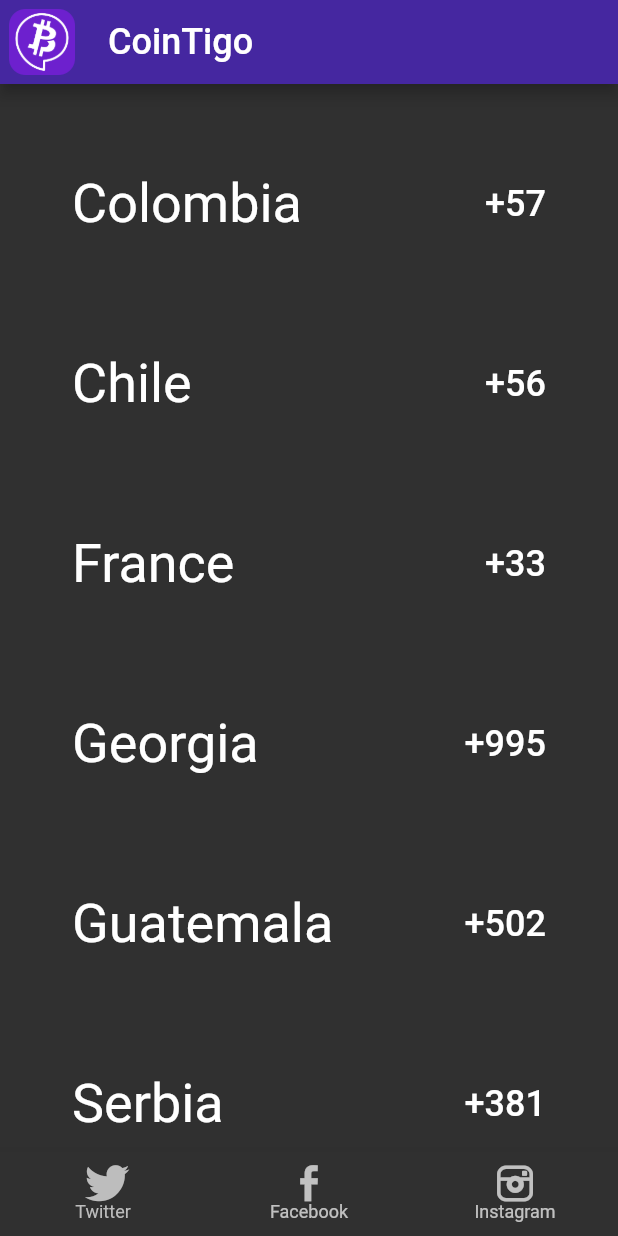
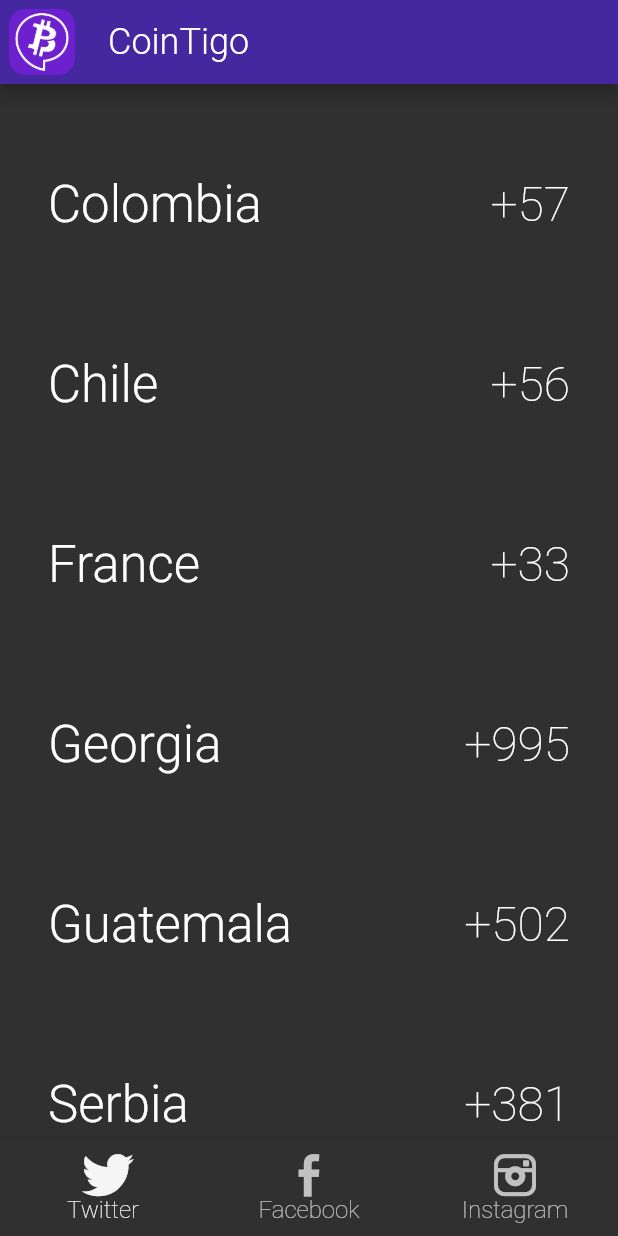
Before and after one commit to theRealBitcoinClub/flutter_cointigo, a Flutter app: the screen it shows after launch, on a phone screen of 412 x 824 dp. Run offline on Flutter 3.47's test engine with Material 2 defaults, Android fonts, the phone set to English and light mode, and no system bars; our stand-ins replace auto_size_text; Roboto replaces fonts that are missing (Montserrat).

```diff
--- a/lib/main.dart
+++ b/lib/main.dart
@@ -1,5 +1,6 @@
 import 'package:flutter/material.dart';
 import 'package:url_launcher/url_launcher.dart';
+import 'package:auto_size_text/auto_size_text.dart';
 
 const _kFontFam = 'MyFlutterApp';
 
@@ -27,13 +28,16 @@ class MyApp extends StatelessWidget {
         fontFamily: 'Montserrat',
         textTheme: TextTheme(
           caption: TextStyle(
-              fontSize: 42.0, fontWeight: FontWeight.w400, color: TEXT_COLOR),
+              fontSize: 42.0, fontWeight: FontWeight.w300, color: TEXT_COLOR),
           headline: TextStyle(
-              fontSize: 36.0, fontWeight: FontWeight.w400, color: TEXT_COLOR),
+              fontSize: 34.0, fontWeight: FontWeight.w300, color: TEXT_COLOR),
           button: TextStyle(
-              fontSize: 28.0, fontWeight: FontWeight.w300, color: TEXT_COLOR),
+              fontSize: 32.0, fontWeight: FontWeight.w300, color: TEXT_COLOR),
           title: TextStyle(
-              fontSize: 24.0, fontWeight: FontWeight.w500, color: TEXT_COLOR),
+              fontSize: 24.0, fontWeight: FontWeight.w300, color: TEXT_COLOR),
+          display1: TextStyle(
+              fontSize: 32.0, fontWeight: FontWeight.w200, color: TEXT_COLOR),
+          display2: TextStyle(fontSize: 16.0, fontWeight: FontWeight.w200),
         ),
       ),
       home: MyHomePage(title: 'CoinTigo'),
@@ -91,8 +95,10 @@ class _MyHomePageState extends State<MyHomePage> {
             title: Text('Instagram'),
           ),
         ],
-        fixedColor: Colors.grey[400],
-        selectedFontSize: 12.0,
+        fixedColor: Colors.grey[100],
+        iconSize: 28,
+        selectedLabelStyle: Theme.of(context).textTheme.display2,
+        unselectedLabelStyle: Theme.of(context).textTheme.display2,
         onTap: (index) {
           switch (index) {
             case 0:
@@ -138,10 +144,10 @@ class _MyHomePageState extends State<MyHomePage> {
   ListTile _buildListTileHomeContent(
       BuildContext context, String text, String id, String countryCode) {
     return ListTile(
-      contentPadding: EdgeInsets.fromLTRB(48.0, 32.0, 48.0, 32.0),
+      contentPadding: EdgeInsets.all(32.0),
       trailing: Text(
         countryCode,
-        style: Theme.of(context).textTheme.title,
+        style: Theme.of(context).textTheme.display1,
       ),
       title: _buildHomeItemText(context, text),
       onTap: () {
--- a/pubspec.yaml
+++ b/pubspec.yaml
@@ -17,6 +17,7 @@ environment:
   sdk: ">=2.1.0 <3.0.0"
 
 dependencies:
+  auto_size_text: ^2.1.0
   url_launcher: ^5.1.2
   flutter:
     sdk: flutter
```
Also changed, not shown: pubspec.lock, 1 other file.
